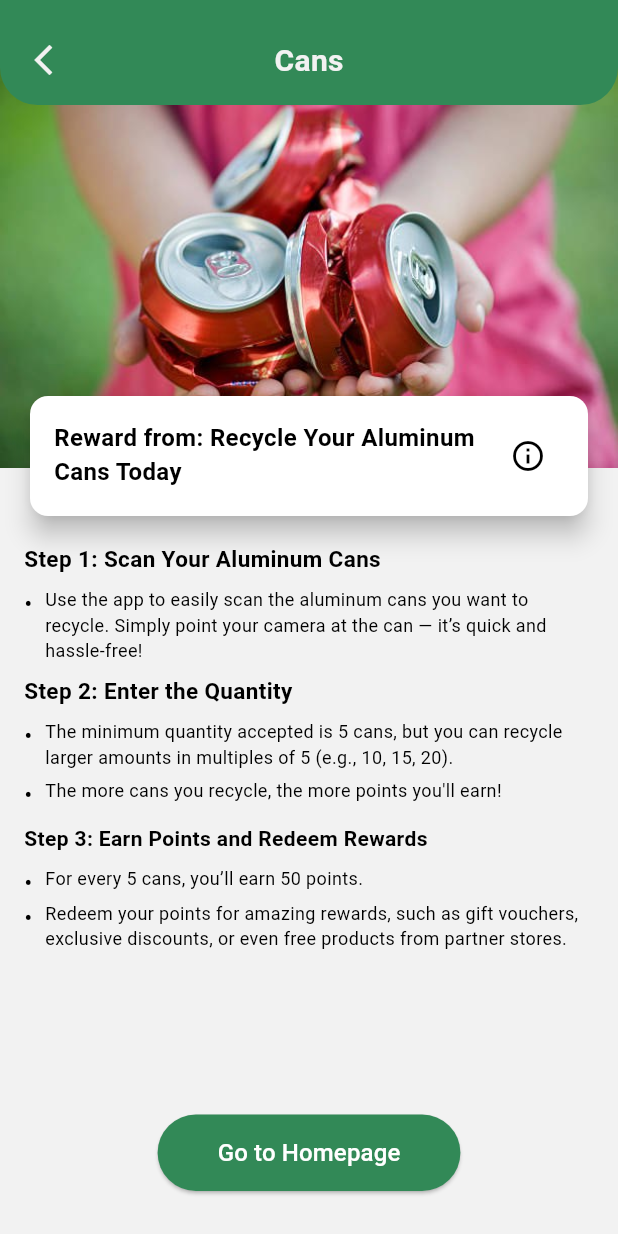
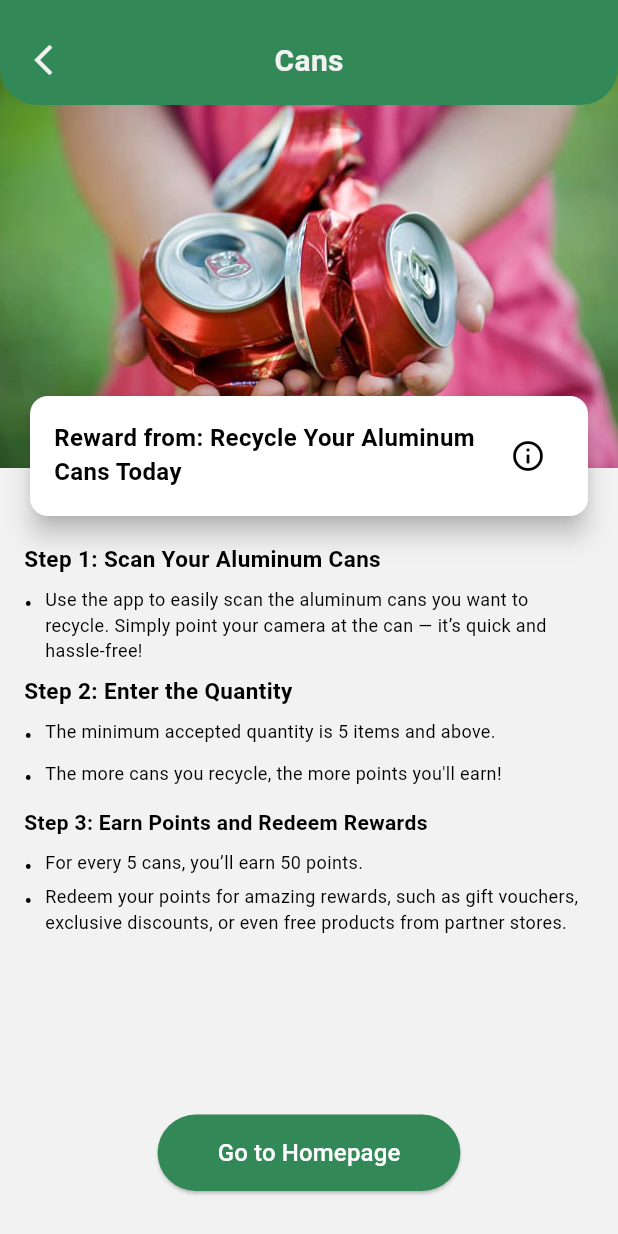
Before and after one commit to muhamedayman66/LVOFIRECYCLE, a Flutter app: the CansScreen screen opened directly, on a phone screen of 412 x 824 dp. Run offline on Flutter 3.47's test engine with Material 3 defaults, Android fonts, the phone set to English and light mode, and no system bars; our stand-ins replace flutter_map, geocoding, geolocator, image_picker, latlong2, logger and 4 more; missing offline and left inert: tflite_flutter; accounts and stored records are empty.

Commit message:
Initial commit

```diff
--- a/lib/core/api/api_constants.dart
+++ b/lib/core/api/api_constants.dart
@@ -1,3 +1,5 @@
+// ignore_for_file: avoid_print
+
 class ApiConstants {
   //static const String baseUrl = 'http://10.0.2.2:8000';
   static const String baseUrl = 'https://3dad-156-209-58-32.ngrok-free.app';
--- a/lib/core/widgets/custom_appbar.dart
+++ b/lib/core/widgets/custom_appbar.dart
@@ -22,7 +22,7 @@ class CustomAppBar extends StatelessWidget implements PreferredSizeWidget {
       backgroundColor: AppTheme.light.colorScheme.primary,
       elevation: 0,
       flexibleSpace: Padding(
-        padding: const EdgeInsets.only(bottom: 15), // التحكم في النزول لتحت
+        padding: const EdgeInsets.only(bottom: 15),
         child: Stack(
           children: [
             // Title in bottom center
@@ -38,7 +38,7 @@ class CustomAppBar extends StatelessWidget implements PreferredSizeWidget {
               ),
             ),
 
-            // Leading widget in bottom left (بنفس المستوى)
+            // Leading widget in bottom left
             if (showBackArrow)
               Align(
                 alignment: Alignment.bottomLeft,
@@ -46,7 +46,7 @@ class CustomAppBar extends StatelessWidget implements PreferredSizeWidget {
                   padding: const EdgeInsets.only(
                     left: 5,
                     top: 20,
-                  ), // نزّل السهم شوية
+                  ),
                   child: IconButton(
                     icon: const Icon(Icons.arrow_back_ios, color: Colors.white),
                     onPressed: () {
@@ -62,7 +62,7 @@ class CustomAppBar extends StatelessWidget implements PreferredSizeWidget {
                   padding: const EdgeInsets.only(
                     left: 5,
                     top: 20,
-                  ), // نزّل السهم شوية
+                  ),
                   child: leading!,
                 ),
               ),
--- a/lib/features/auth/otp/presentation/screens/otp_screen.dart
+++ b/lib/features/auth/otp/presentation/screens/otp_screen.dart
@@ -1,3 +1,5 @@
+// ignore_for_file: library_private_types_in_public_api
+
 import 'dart:async';
 import 'package:flutter/material.dart';
 import 'package:graduation_project11/core/themes/app__theme.dart';
@@ -7,13 +9,13 @@ import 'package:graduation_project11/features/auth/update_password/screens/set_p
 class OtpAuthenticationScreen extends StatefulWidget {
   final String email;
   final String source;
-  final String userType; // إضافة userType كمعامل
+  final String userType;
 
   const OtpAuthenticationScreen({
     super.key,
     required this.email,
     required this.source,
-    required this.userType, // جعل userType مطلوبًا
+    required this.userType,
   });
 
   @override
--- a/lib/features/auth/sign_in/presentation/screen/sign_in_screen.dart
+++ b/lib/features/auth/sign_in/presentation/screen/sign_in_screen.dart
@@ -1,3 +1,5 @@
+// ignore_for_file: use_build_context_synchronously, avoid_print
+
 import 'dart:convert';
 import 'package:flutter/material.dart';
 import 'package:graduation_project11/features/customer/home/presentation/screen/home_screen.dart';
@@ -55,7 +57,6 @@ class _SignInScreenState extends State<SignInScreen> {
         if (response.statusCode == 200) {
           final responseData = json.decode(response.body);
           final userType = responseData['user_type'];
-          final user = responseData['user'];
           final inputEmail = _emailController.text.trim();
 
           final authProvider = Provider.of<AuthProvider>(
--- a/lib/features/customer/categories/cans/screens/cans_screen.dart
+++ b/lib/features/customer/categories/cans/screens/cans_screen.dart
@@ -3,7 +3,6 @@ import 'package:graduation_project11/core/themes/app__theme.dart';
 import 'package:graduation_project11/core/widgets/custom_appbar.dart';
 import 'package:graduation_project11/features/customer/categories/cans/screens/cans_info_screen.dart';
 import 'package:graduation_project11/features/customer/home/presentation/screen/home_screen.dart';
-
 
 class CansScreen extends StatelessWidget {
   @override
@@ -85,7 +84,7 @@ class CansScreen extends StatelessWidget {
                           Text("•  ", style: TextStyle(fontSize: 16)),
                           Expanded(
                             child: Text(
-                              "The minimum quantity accepted is 5 cans, but you can recycle larger amounts in multiples of 5 (e.g., 10, 15, 20).",
+                              "The minimum accepted quantity is 5 items and above.",
                               style: TextStyle(fontSize: 12, height: 1.4),
                             ),
                           ),
--- a/lib/features/customer/categories/glass/screens/glass_screen.dart
+++ b/lib/features/customer/categories/glass/screens/glass_screen.dart
@@ -3,7 +3,6 @@ import 'package:graduation_project11/core/themes/app__theme.dart';
 import 'package:graduation_project11/core/widgets/custom_appbar.dart';
 import 'package:graduation_project11/features/customer/categories/glass/screens/glass_info_screen.dart';
 import 'package:graduation_project11/features/customer/home/presentation/screen/home_screen.dart';
-
 
 class GlassScreen extends StatelessWidget {
   const GlassScreen({super.key});
@@ -88,7 +87,7 @@ class GlassScreen extends StatelessWidget {
                           Text("•  ", style: TextStyle(fontSize: 16)),
                           Expanded(
                             child: Text(
-                              "The minimum quantity accepted is 5 bottles, but you can recycle larger amounts in multiples of 5 (e.g., 10, 15, 20).",
+                              "The minimum accepted quantity is 5 items and above.",
                               style: TextStyle(fontSize: 12, height: 1.4),
                             ),
                           ),
--- a/lib/features/customer/categories/plastic/screens/plastic_screen.dart
+++ b/lib/features/customer/categories/plastic/screens/plastic_screen.dart
@@ -3,7 +3,6 @@ import 'package:graduation_project11/core/themes/app__theme.dart';
 import 'package:graduation_project11/core/widgets/custom_appbar.dart';
 import 'package:graduation_project11/features/customer/categories/plastic/screens/plastic_info_screen.dart';
 import 'package:graduation_project11/features/customer/home/presentation/screen/home_screen.dart';
-
 
 class PlasticScreen extends StatelessWidget {
   const PlasticScreen({super.key});
@@ -88,7 +87,7 @@ class PlasticScreen extends StatelessWidget {
                           Text("•  ", style: TextStyle(fontSize: 16)),
                           Expanded(
                             child: Text(
-                              "The minimum quantity accepted is 5 items, but you can recycle larger amounts in multiples of 5 (e.g., 10, 15, 20).",
+                              "The minimum accepted quantity is 5 items and above.",
                               style: TextStyle(fontSize: 12, height: 1.4),
                             ),
                           ),
@@ -125,7 +124,7 @@ class PlasticScreen extends StatelessWidget {
                           Text("•  ", style: TextStyle(fontSize: 16)),
                           Expanded(
                             child: Text(
-                              "For every 5 items, you’ll earn 25 points.",
+                              "For every 5 items, you’ll earn 20 points.",
                               style: TextStyle(fontSize: 12, height: 1.4),
                             ),
                           ),
--- a/lib/main.dart
+++ b/lib/main.dart
@@ -1,3 +1,5 @@
+// ignore_for_file: library_private_types_in_public_api, avoid_print, depend_on_referenced_packages
+
 import 'package:flutter/material.dart';
 import 'package:graduation_project11/features/customer/home/presentation/screen/home_screen.dart';
 import 'package:graduation_project11/features/customer/recycling/presentation/screens/order_status_screen.dart';
```
Also changed, not shown: lib/core/animation/animation_utils.dart (+63 -63 lines), lib/core/services/voucher_service.dart (+0 -7 lines), lib/features/auth/forget_password/presentation/screens/forget_password_step1_screen.dart (+3 -8 lines), lib/features/auth/forget_password/presentation/screens/forget_password_step2_screen.dart (+5 -3 lines), lib/features/auth/sign_up/presentation/screen/sign_up_screen1.dart (+5 -8 lines), 4 other files.
